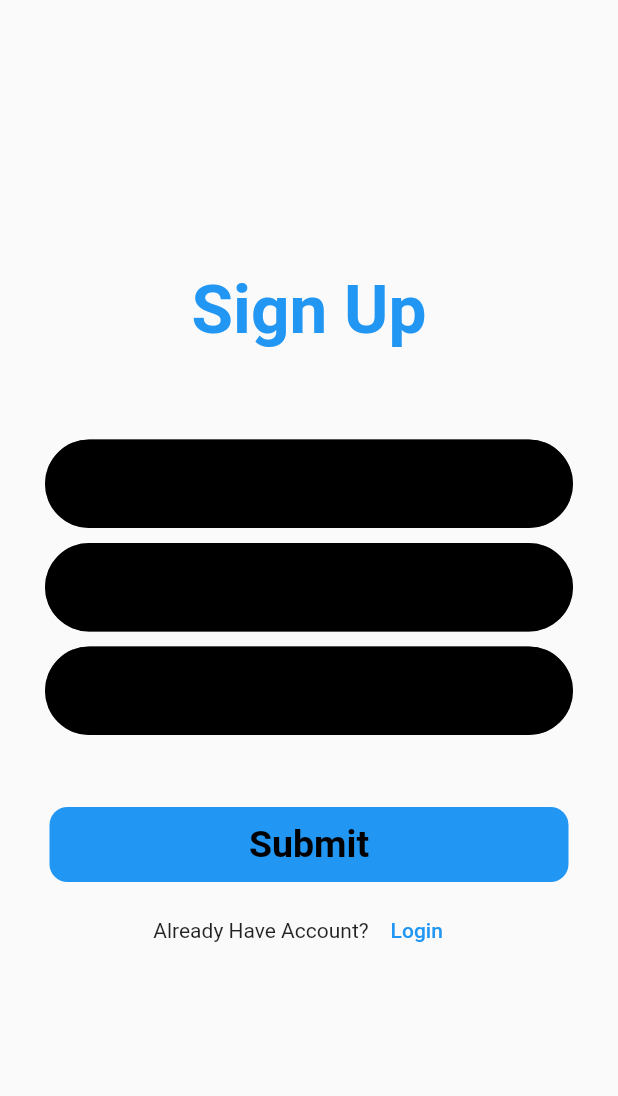
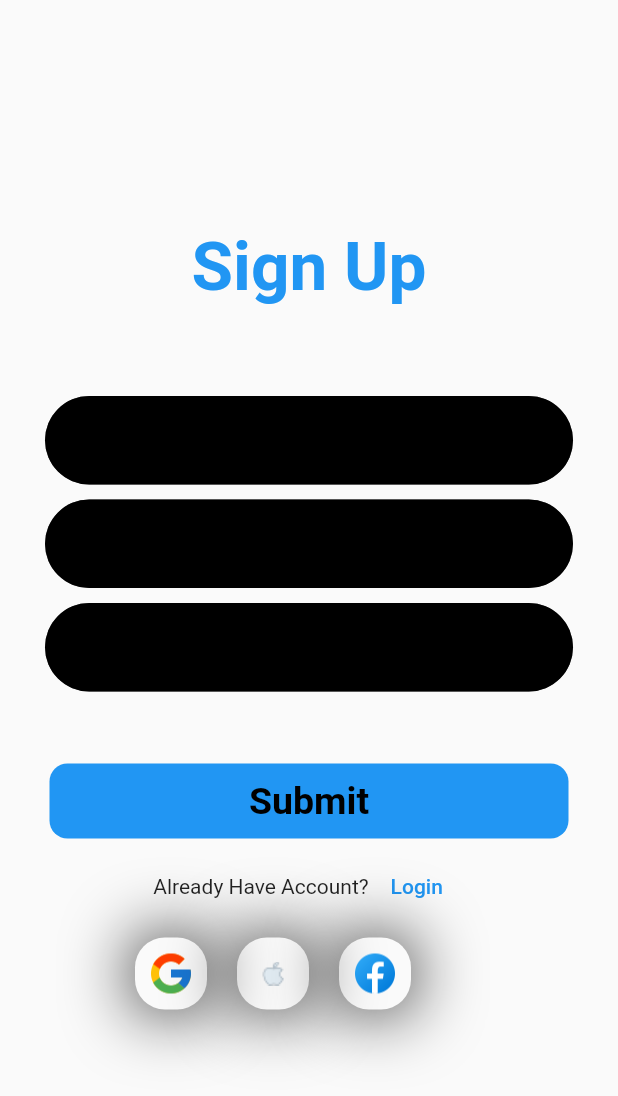
Before and after one commit to baljinder0630/paw_prints, a Flutter app: the screen it shows after launch, on a phone screen of 412 x 824 dp. Shown: the top 1096 px of the screen. Run offline on Flutter 3.47's test engine with Material 2 defaults, Android fonts, the phone set to English and light mode, and no system bars; our stand-ins replace animated_bottom_navigation_bar, cloud_firestore, firebase_auth, firebase_core, firebase_storage, flutter_signin_button and 5 more; missing offline and left inert: dart:ffi, flutter_awesome_buttons; accounts and stored records are empty; network calls fail; project files that could hold a hidden picture were left out.

Commit message:
my commit

```diff
--- a/lib/Pages/signuppage.dart
+++ b/lib/Pages/signuppage.dart
@@ -3,7 +3,12 @@
 import 'dart:developer';
 import 'package:cloud_firestore/cloud_firestore.dart';
 import 'package:firebase_auth/firebase_auth.dart';
+import 'package:flutter/cupertino.dart';
 import 'package:flutter/material.dart';
+import 'package:flutter_awesome_buttons/flutter_awesome_buttons.dart';
+import 'package:flutter_signin_button/button_builder.dart';
+import 'package:flutter_signin_button/button_list.dart';
+import 'package:flutter_signin_button/button_view.dart';
 import 'package:paw_prints/Models/UserModel.dart';
 import 'package:paw_prints/Pages/createprofilepage.dart';
 
@@ -291,7 +296,68 @@ class _SignUpState extends State<SignUp> {
                             },
                             child: Text("Login"))
                       ],
+                    ),
+
+                    SizedBox(
+                      height: 10,
+                    ),
+                    Row(
+                      children: <Widget>[
+                        Padding(padding: EdgeInsets.symmetric(horizontal: 45)),
+                        Container(
+                          decoration: BoxDecoration(
+                            borderRadius: BorderRadius.circular(20),
+                            boxShadow:[
+                              BoxShadow(
+                                blurRadius: 40,
+                                blurStyle: BlurStyle.outer,
+                              )
+                            ]
+                          ),
+                          child: IconButton(
+                            icon: Image.asset('assets/google.png'),
+                            iconSize: 30,
+                            onPressed: () {},
+                          ),
+                        ),
+                          Padding(padding: EdgeInsets.only(left: 20)),
+                          Container(
+                            decoration: BoxDecoration(
+                                borderRadius: BorderRadius.circular(20),
+                                boxShadow:[
+                                  BoxShadow(
+                                    blurRadius: 40,
+                                    blurStyle: BlurStyle.outer,
+                                  )
+                                ]
+                            ),
+                          child: IconButton(
+                            icon: Image.asset('assets/apple.png'),
+                            iconSize: 30,
+                            onPressed: () {},
+                          ),
+                        ),
+                        Padding(padding: EdgeInsets.only(left: 20)),
+                          Container(
+                            decoration: BoxDecoration(
+                                borderRadius: BorderRadius.circular(20),
+                                boxShadow:[
+                                  BoxShadow(
+                                    blurRadius: 40,
+                                    blurStyle: BlurStyle.outer,
+                                  )
+                                ]
+                            ),
+                          child: IconButton(
+                            icon: Image.asset('assets/facebook.png'),
+                            iconSize: 30,
+                            onPressed: () {},
+                          ),
+                        ),
+
+                      ],
                     )
+
                   ],
                 ),
               )),
--- a/pubspec.yaml
+++ b/pubspec.yaml
@@ -51,6 +51,8 @@ dependencies:
   geolocator: ^9.0.2
   geocoding: ^2.0.5
   animated_bottom_navigation_bar: ^1.1.0+1
+  flutter_awesome_buttons: ^1.1.0
+  flutter_signin_button: ^2.0.0
 
 dev_dependencies:
   flutter_test:
```
Also changed, not shown: assets/apple.png (added), assets/facebook.png (added), assets/google.png (added), pubspec.lock.
